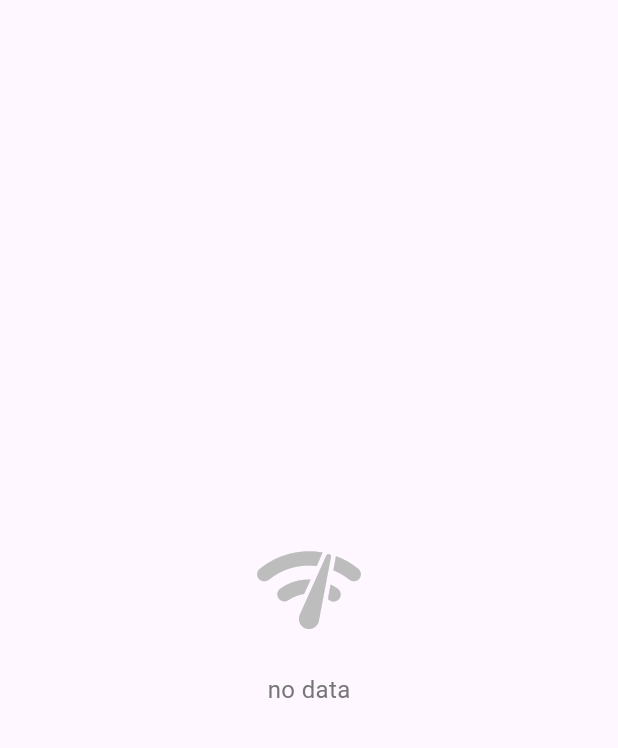
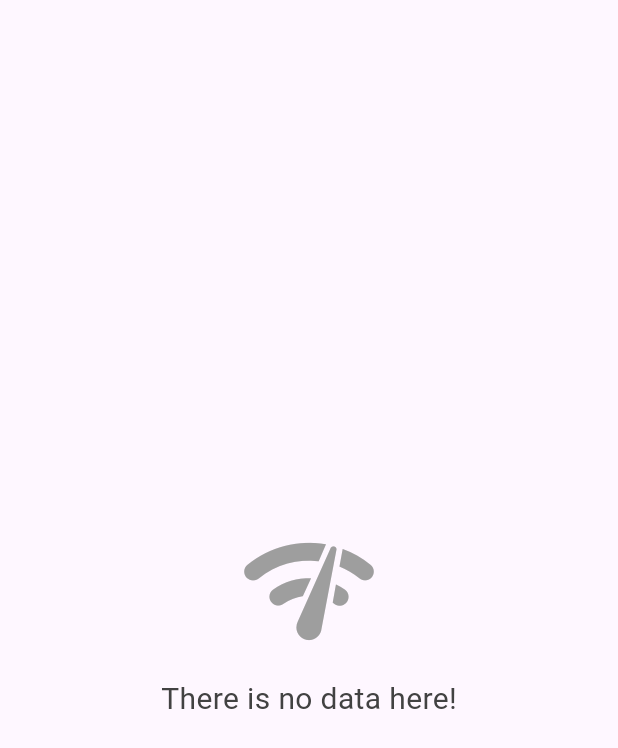
Before and after one commit to soltanzadehErfan/tmb, a Flutter app: the EmptyContent widget shown alone on an empty page, opened directly, on a phone screen of 412 x 824 dp. Shown: the top 748 px of the screen. Run offline on Flutter 3.47's test engine with Material 3 defaults, Android fonts, the phone set to English and light mode, and no system bars; our stand-ins replace connectivity_plus.

Commit message:
minor UI changes in empty_content.dart ad offline_component.dart

```diff
--- a/lib/src/components/empty_content.dart
+++ b/lib/src/components/empty_content.dart
@@ -1,11 +1,14 @@
 import 'package:flutter/material.dart';
 
-/// [EmptyContent]: this component gives a empty content widget for you
-/// optional String message: you can add your optional message
+/// [EmptyContent]: This component gives an empty content widget for you
+/// optional String? message: You can add your optional message by default it is 'There is no data here!'
 class EmptyContent extends StatelessWidget {
   final String? message;
 
-  const EmptyContent({super.key, this.message});
+  const EmptyContent({
+    super.key,
+    this.message,
+  });
 
   @override
   Widget build(BuildContext context) {
@@ -17,15 +20,15 @@ class EmptyContent extends StatelessWidget {
           children: [
             Icon(
               Icons.network_check_rounded,
-              size: 80,
-              color: Colors.grey[400],
+              size: 100,
+              color: Colors.grey[500],
             ),
-            const SizedBox(height: 16),
+            const SizedBox(height: 8),
             Text(
-              message ?? 'no data',
+              message ?? 'There is no data here!',
               style: TextStyle(
-                fontSize: 16,
-                color: Colors.grey[600],
+                fontSize: 20,
+                color: Colors.grey[800],
               ),
             ),
           ],
```
Also changed, not shown: lib/src/components/offline_component.dart (+7 -7 lines).
